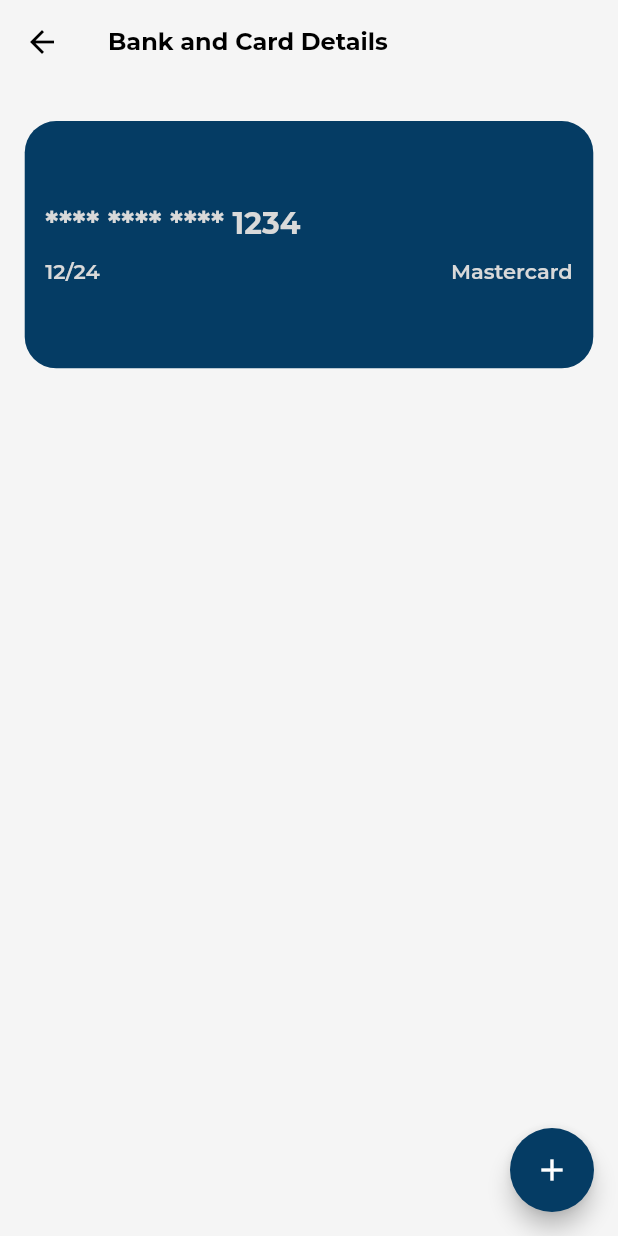
After one commit to musjib999/blusearch, a Flutter app: the BankAndCardDetails screen opened directly, on a phone screen of 412 x 824 dp. The commit adds this screen. Run offline on Flutter 3.47's test engine with Material 2 defaults, Android fonts, the phone set to English and light mode, and no system bars; our stand-ins replace equatable, flutter_bloc, flutter_svg, google_fonts, ionicons, pinput and 2 more.

Commit message:
bank and card details

```diff
--- a/lib/app/presentation/investor/profile/screens/account.dart
+++ b/lib/app/presentation/investor/profile/screens/account.dart
@@ -60,6 +60,7 @@ class Account extends StatelessWidget {
             ),
             SizedBox(height: 15.sp),
             ListTile(
+              onTap: () => context.push(route: BankAndCardDetails.route()),
               shape: RoundedRectangleBorder(
                   side: const BorderSide(
                     color: AppColors.inputGrey,
--- /dev/null
+++ b/lib/app/presentation/investor/profile/screens/bank_and_card_details.dart
@@ -0,0 +1,30 @@
+import 'package:blusearch/app/index.dart';
+
+class BankAndCardDetails extends StatefulWidget {
+  static Route route() => MaterialPageRoute(
+    builder: (_) => const BankAndCardDetails(),
+  );
+  const BankAndCardDetails({Key? key}) : super(key: key);
+
+  @override
+  State<BankAndCardDetails> createState() => _BankAndCardDetailsState();
+}
+
+class _BankAndCardDetailsState extends State<BankAndCardDetails> {
+  @override
+  Widget build(BuildContext context) {
+    return Scaffold(
+      appBar: AppBar(
+        title: const Text('Bank and Card Details'),
+      ),
+      body: Container(
+        margin: EdgeInsets.all(12.sp),
+        child: ListView.builder(itemCount: 1, itemBuilder: (context, index) => const CreditCard(cardNumber: '**** **** **** 1234', month: 12, year: 24)),
+      ),
+      floatingActionButton: FloatingActionButton(
+        onPressed: () {},
+        child: const Icon(Icons.add),
+      ),
+    );
+  }
+}
--- a/lib/app/presentation/investor/profile/screens/screens.dart
+++ b/lib/app/presentation/investor/profile/screens/screens.dart
@@ -1,3 +1,4 @@
 export 'account.dart';
 export 'account_settings.dart';
 export 'personal_information.dart';
+export 'bank_and_card_details.dart';
--- /dev/null
+++ b/lib/app/presentation/investor/profile/widgets/credit_card.dart
@@ -0,0 +1,36 @@
+import 'package:blusearch/app/index.dart';
+
+class CreditCard extends StatelessWidget {
+  final String cardNumber;
+  final int month, year;
+  const CreditCard({Key? key, required this.cardNumber, required this.month, required this.year}) : super(key: key);
+
+  @override
+  Widget build(BuildContext context) {
+    return  Container(
+      width: 100.w,
+      height: 20.h,
+      margin: EdgeInsets.symmetric(vertical: 6.sp),
+      padding: EdgeInsets.all(10.sp),
+      decoration: BoxDecoration(
+        borderRadius: BorderRadius.circular(21),
+        color: AppColors.primaryColor,
+      ),
+      child: Column(
+        crossAxisAlignment: CrossAxisAlignment.start,
+        mainAxisAlignment: MainAxisAlignment.center,
+        children: [
+          Text(cardNumber, style: GoogleFonts.montserrat(fontSize: 20, fontWeight: FontWeight.w700, color: AppColors.lightGrey),),
+          SizedBox(height: 8.sp),
+          Row(
+            mainAxisAlignment: MainAxisAlignment.spaceBetween,
+            children: [
+              Text('$month/$year', style: GoogleFonts.montserrat(fontSize: 14, fontWeight: FontWeight.w600, color: AppColors.lightGrey),),
+              Text('Mastercard', style: GoogleFonts.montserrat(fontSize: 14, fontWeight: FontWeight.w600, color: AppColors.lightGrey),)
+            ],
+          )
+        ],
+      ),
+    );
+  }
+}
--- a/lib/app/presentation/investor/profile/widgets/widgets.dart
+++ b/lib/app/presentation/investor/profile/widgets/widgets.dart
@@ -1 +1,2 @@
 export 'logout_dialog.dart';
+export 'credit_card.dart';
--- a/lib/app/utils/themes/app_theme.dart
+++ b/lib/app/utils/themes/app_theme.dart
@@ -11,6 +11,9 @@ final appTheme = ThemeData(
     ),
   ),
   scaffoldBackgroundColor: AppColors.bgColor,
+  floatingActionButtonTheme: const FloatingActionButtonThemeData(
+    backgroundColor: AppColors.primaryColor,
+  ),
   appBarTheme: AppBarTheme(
     elevation: 0,
     iconTheme: const IconThemeData(color: AppColors.black),
```
